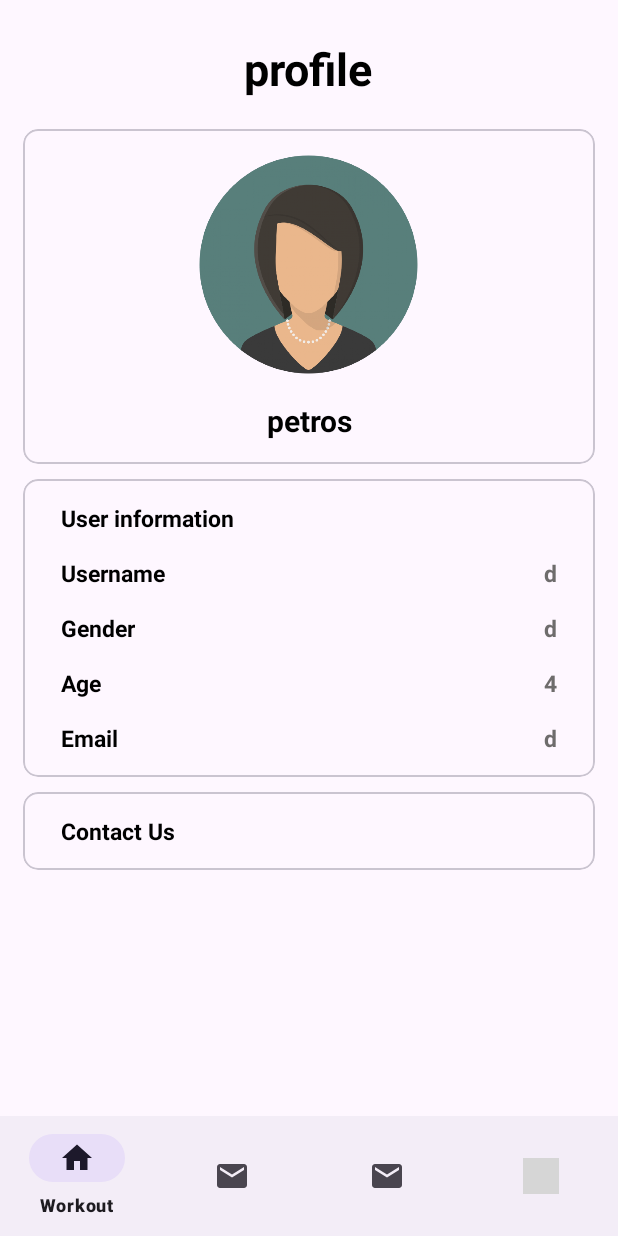
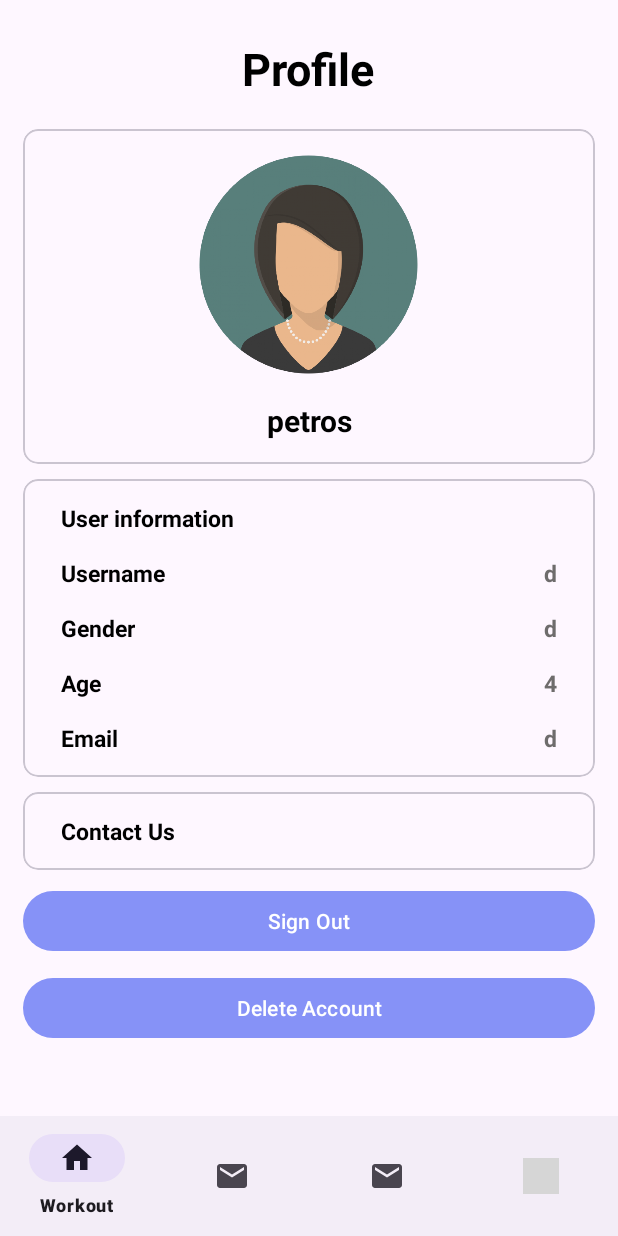
Before and after one commit to PetrosBompotis/WorkoutPlanner, an Android app: the fragment ProfileFragment placed in its activity, on a phone screen of 412 x 824 dp. Run offline under Robolectric (Android 15) with nearby library versions, the phone set to English and light mode, and no system bars; our stand-ins replace Volley; network calls fail; grey boxes are pictures that could not be loaded.

Commit message:
profile fragment pt2 + refresh token onDelete fix

```diff
--- a/frontend/app/src/main/java/com/example/workoutplanner/ProfileFragment.java
+++ b/frontend/app/src/main/java/com/example/workoutplanner/ProfileFragment.java
@@ -1,5 +1,7 @@
 package com.example.workoutplanner;
 
+import android.content.Intent;
+import android.content.SharedPreferences;
 import android.os.Bundle;
 
 import androidx.fragment.app.Fragment;
@@ -7,14 +9,26 @@ import androidx.fragment.app.Fragment;
 import android.view.LayoutInflater;
 import android.view.View;
 import android.view.ViewGroup;
+import android.widget.Button;
 import android.widget.TextView;
 
+import com.android.volley.Request;
+import com.android.volley.RequestQueue;
+import com.android.volley.Response;
+import com.android.volley.VolleyError;
+import com.android.volley.toolbox.StringRequest;
+import com.android.volley.toolbox.Volley;
 import com.google.android.material.imageview.ShapeableImageView;
+
+import java.util.HashMap;
+import java.util.Map;
 
 public class ProfileFragment extends Fragment {
     private TextView usernameTextView, genderTextView, ageTextView, emailTextView;
     private ShapeableImageView profileImageView;
     private UserActivity userActivity;
+    private Button signOutButton, deleteAccountButton;
+    private RequestQueue requestQueue;
     @Override
     public void onCreate(Bundle savedInstanceState) {
         super.onCreate(savedInstanceState);
@@ -24,32 +38,93 @@ public class ProfileFragment extends Fragment {
     @Override
     public View onCreateView(LayoutInflater inflater, ViewGroup container,
                              Bundle savedInstanceState) {
-        // Inflate the layout for this fragment
+
         View view = inflater.inflate(R.layout.fragment_profile, container, false);
+        requestQueue = Volley.newRequestQueue(requireContext());
 
-        // Initialize TextViews
+        initViews(view);
+        setupListeners();
+        populateUserData();
+
+        return view;
+    }
+
+    private void initViews(View view) {
         usernameTextView = view.findViewById(R.id.usernameTextView);
         genderTextView = view.findViewById(R.id.genderTextView);
         ageTextView = view.findViewById(R.id.ageTextView);
         emailTextView = view.findViewById(R.id.emailTextView);
+        profileImageView = view.findViewById(R.id.profileImageView);
+        signOutButton = view.findViewById(R.id.signOutButton);
+        deleteAccountButton = view.findViewById(R.id.deleteAccountButton);
+    }
 
-        // Initialize ImageView
-        profileImageView = view.findViewById(R.id.profileImageView);
+    private void setupListeners() {
+        signOutButton.setOnClickListener(new View.OnClickListener() {
+            @Override
+            public void onClick(View v) {
+                signOut();
+            }
+        });
 
+        deleteAccountButton.setOnClickListener(new View.OnClickListener() {
+            @Override
+            public void onClick(View v) {
+                deleteAccount();
+            }
+        });
+    }
+
+    private void populateUserData() {
         String gender = userActivity.sharedPreferences.getString("gender", "d");
 
-        // Sample data (replace with your actual data)
         usernameTextView.setText(userActivity.sharedPreferences.getString("name", "d"));
         genderTextView.setText(gender);
         ageTextView.setText(String.valueOf(userActivity.sharedPreferences.getInt("age", 4)));
         emailTextView.setText(userActivity.sharedPreferences.getString("email", "d"));
 
-        if (gender.equals("MALE")){
+        if (gender.equals("MALE")) {
             profileImageView.setImageResource(R.drawable.man_profile);
-        }else {
+        } else {
             profileImageView.setImageResource(R.drawable.woman_profile);
         }
+    }
 
-        return view;
+    private void deleteAccount(){
+        long customerId = userActivity.sharedPreferences.getLong("id", 1);
+        String url = "http://10.0.2.2:8080/api/v1/customers/"+customerId;
+
+        StringRequest deleteRequest = new StringRequest(Request.Method.DELETE, url,
+                new Response.Listener<String>() {
+                    @Override
+                    public void onResponse(String response) {
+                        Intent intent = new Intent(requireContext(), MainActivity.class);
+                        startActivity(intent);
+                    }
+                },
+                new Response.ErrorListener() {
+                    @Override
+                    public void onErrorResponse(VolleyError error) {
+
+                    }
+                }) {
+            @Override
+            public Map<String, String> getHeaders() {
+                Map<String, String> headers = new HashMap<>();
+                headers.put("Authorization", "Bearer " + userActivity.sharedPreferences.getString("accessToken", ""));
+                return headers;
+            }
+        };
+
+        requestQueue.add(deleteRequest);
+    }
+
+    private void signOut(){
+        SharedPreferences.Editor editor = userActivity.sharedPreferences.edit();
+        editor.putString("accessToken", "");
+        editor.putString("refreshToken", "");
+        editor.apply();
+        Intent intent = new Intent(requireContext(), MainActivity.class);
+        startActivity(intent);
     }
 }
--- a/frontend/app/src/main/res/layout/fragment_profile.xml
+++ b/frontend/app/src/main/res/layout/fragment_profile.xml
@@ -16,7 +16,7 @@
         <TextView
             android:layout_width="wrap_content"
             android:layout_height="wrap_content"
-            android:text="profile"
+            android:text="Profile"
             android:textStyle="bold"
             android:textSize="30sp"
             android:layout_gravity="center"
@@ -197,7 +197,7 @@
             android:layout_width="match_parent"
             android:layout_height="wrap_content"
             android:layout_marginTop="10dp"
-            android:layout_marginBottom="30dp"
+
             app:cardCornerRadius="10dp">
 
             <LinearLayout
@@ -220,11 +220,24 @@
                         android:layout_alignParentStart="true"
                         android:textStyle="bold"/>
                 </RelativeLayout>
+
             </LinearLayout>
 
         </com.google.android.material.card.MaterialCardView>
+            <Button
+                android:id="@+id/signOutButton"
+                android:layout_width="match_parent"
+                android:layout_height="wrap_content"
+                android:text="Sign Out"
+                android:layout_marginTop="10dp"/>
 
-
+            <Button
+                android:id="@+id/deleteAccountButton"
+                android:layout_width="match_parent"
+                android:layout_height="wrap_content"
+                android:text="Delete Account"
+                android:layout_marginTop="10dp"
+                android:layout_marginBottom="30dp"/>
     </LinearLayout>
 
 </ScrollView>
```
